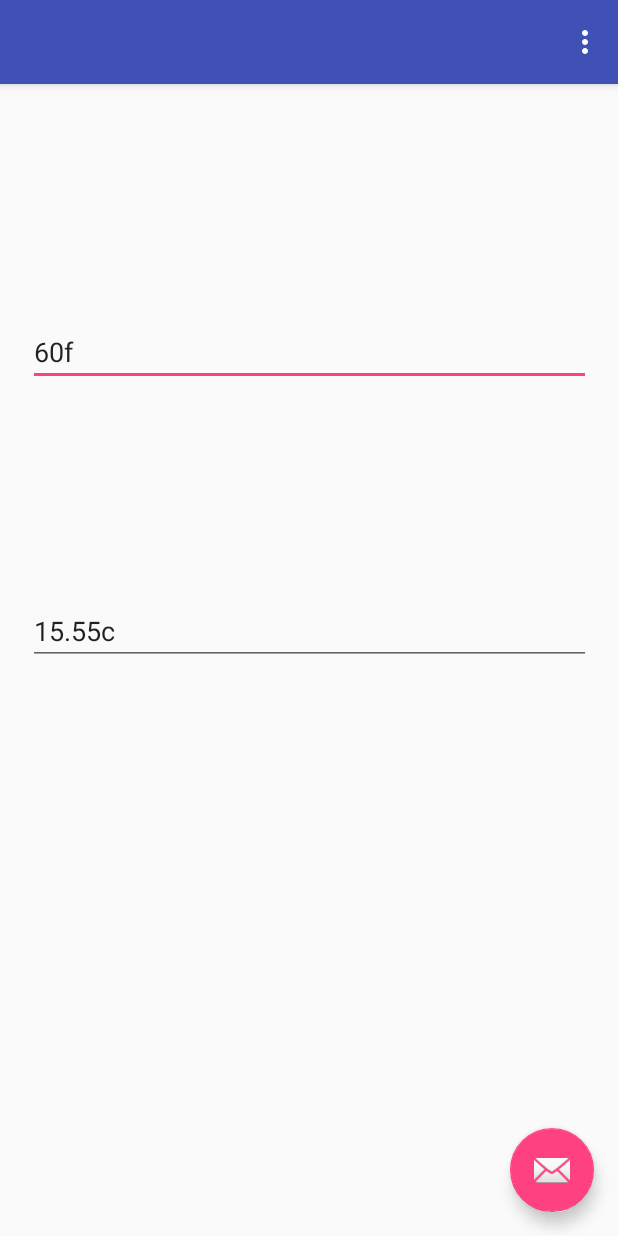
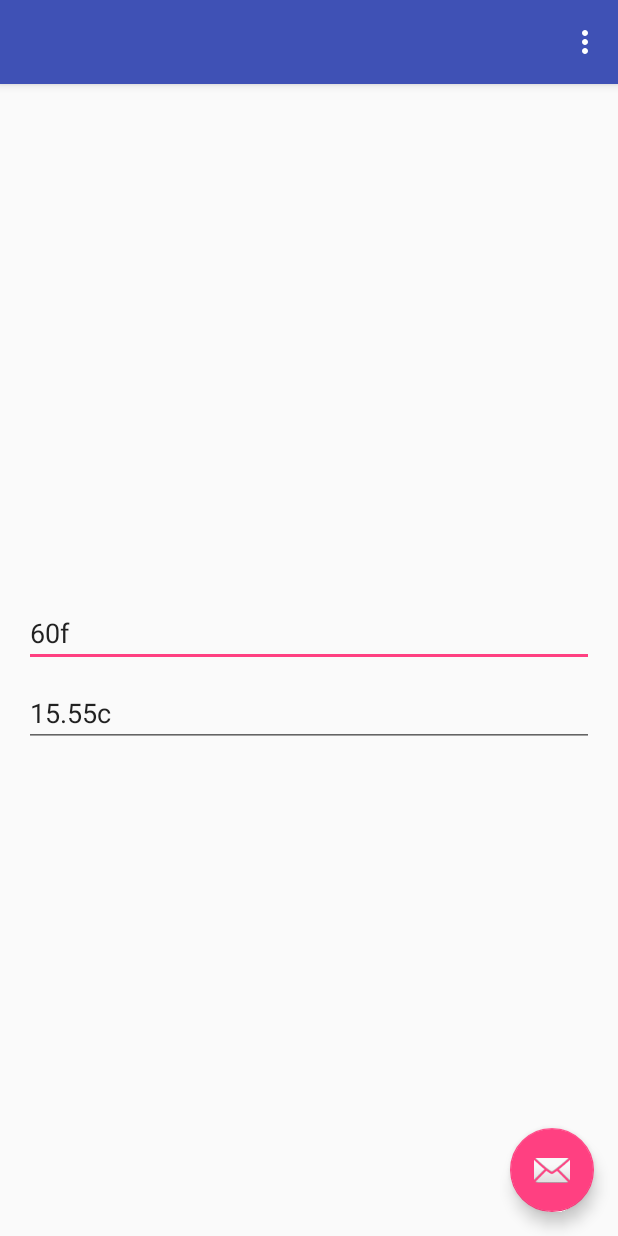
Before and after one commit to HenryFBP/itmd-455, an Android app: the screen it shows after launch (MainActivity), on a phone screen of 412 x 824 dp. Run offline under Robolectric (Android 15) with nearby library versions, the phone set to English and light mode, and no system bars.

Commit message:
redo gui layout to actually scale

```diff
--- a/TemperatureConverter/app/build.gradle
+++ b/TemperatureConverter/app/build.gradle
@@ -26,4 +26,5 @@ dependencies {
     testImplementation 'junit:junit:4.12'
     androidTestImplementation 'com.android.support.test:runner:1.0.2'
     androidTestImplementation 'com.android.support.test.espresso:espresso-core:3.0.2'
+    implementation 'com.android.support:cardview-v7:27.1.1'
 }
--- a/TemperatureConverter/app/src/main/res/layout/content_main.xml
+++ b/TemperatureConverter/app/src/main/res/layout/content_main.xml
@@ -8,15 +8,32 @@
     tools:context=".MainActivity"
     tools:showIn="@layout/activity_main">
 
+    <LinearLayout
+        android:id="@+id/linearLayout"
+        android:layout_width="0dp"
+        android:layout_height="wrap_content"
+        android:layout_marginBottom="8dp"
+        android:layout_marginEnd="8dp"
+        android:layout_marginLeft="8dp"
+        android:layout_marginRight="8dp"
+        android:layout_marginStart="8dp"
+        android:layout_marginTop="8dp"
+        android:orientation="vertical"
+        app:layout_constraintBottom_toBottomOf="parent"
+        app:layout_constraintEnd_toEndOf="parent"
+        app:layout_constraintStart_toStartOf="parent"
+        app:layout_constraintTop_toTopOf="parent"
+        app:layout_constraintVertical_bias="0.498">
+
         <EditText
             android:id="@+id/editTextFahrenheit"
-        android:layout_width="375dp"
+            android:layout_width="match_parent"
             android:layout_height="wrap_content"
             android:layout_marginEnd="8dp"
             android:layout_marginLeft="8dp"
             android:layout_marginRight="8dp"
             android:layout_marginStart="8dp"
-        android:layout_marginTop="156dp"
+            android:layout_marginTop="28dp"
             android:ems="10"
             android:inputType="textPersonName"
             android:text="60f"
@@ -26,9 +43,9 @@
 
         <EditText
             android:id="@+id/editTextCelsius"
-        android:layout_width="375dp"
+            android:layout_width="match_parent"
             android:layout_height="wrap_content"
-        android:layout_marginBottom="248dp"
+            android:layout_marginBottom="8dp"
             android:layout_marginEnd="8dp"
             android:layout_marginLeft="8dp"
             android:layout_marginRight="8dp"
@@ -37,9 +54,10 @@
             android:ems="10"
             android:inputType="textPersonName"
             android:text="15.55c"
-        app:layout_constraintBottom_toBottomOf="parent"
+            app:layout_constraintBottom_toBottomOf="@+id/linearLayout"
             app:layout_constraintEnd_toEndOf="parent"
             app:layout_constraintStart_toStartOf="parent"
             app:layout_constraintTop_toBottomOf="@+id/editTextFahrenheit" />
+    </LinearLayout>
 
 </android.support.constraint.ConstraintLayout>
```
Lines whose indentation alone changed are shown as unchanged.
